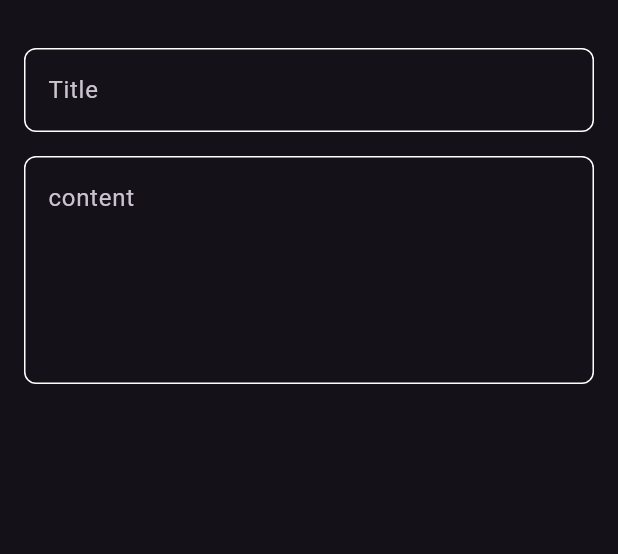
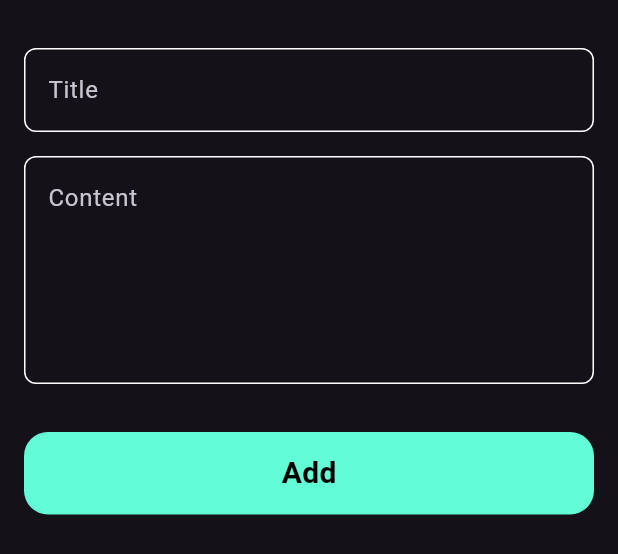
Before and after one commit to EhabGalal10/notes_app, a Flutter app: the AddNoteBottomSheet widget shown alone on an empty page, opened directly, on a phone screen of 412 x 824 dp. Shown: the top 554 px of the screen. Run offline on Flutter 3.47's test engine with Material 3 defaults, Android fonts, the phone set to English and light mode, and no system bars.

Commit message:
add custom button in bottom sheet

```diff
--- a/lib/views/widgets/add_note_bottom_sheet.dart
+++ b/lib/views/widgets/add_note_bottom_sheet.dart
@@ -1,4 +1,6 @@
 import 'package:flutter/material.dart';
+import 'package:notesapp/contants.dart';
+import 'package:notesapp/views/widgets/custom_button.dart';
 import 'package:notesapp/views/widgets/custom_text_field.dart';
 
 class AddNoteBottomSheet extends StatelessWidget {
@@ -8,6 +10,7 @@ class AddNoteBottomSheet extends StatelessWidget {
   Widget build(BuildContext context) {
     return const Padding(
       padding: EdgeInsets.symmetric(horizontal: 16),
+      child: SingleChildScrollView(
         child: Column(
           children: [
             SizedBox(
@@ -18,10 +21,18 @@ class AddNoteBottomSheet extends StatelessWidget {
               height: 16,
             ),
             CutomTextField(
-            hint: 'content',
+              hint: 'Content',
               maxLines: 5,
             ),
+            SizedBox(
+              height: 32,
+            ),
+            CustomButton(),
+            SizedBox(
+              height: 16,
+            ),
           ],
+        ),
       ),
     );
   }
--- /dev/null
+++ b/lib/views/widgets/custom_button.dart
@@ -0,0 +1,25 @@
+import 'package:flutter/material.dart';
+import 'package:notesapp/contants.dart';
+
+class CustomButton extends StatelessWidget {
+  const CustomButton({super.key});
+
+  @override
+  Widget build(BuildContext context) {
+    return Container(
+      height: 55,
+      width: MediaQuery.of(context).size.width,
+      decoration: BoxDecoration(
+        borderRadius: BorderRadius.circular(16),
+        color: KprimaryColor,
+      ),
+      child: const Center(
+        child: Text(
+          "Add",
+          style: TextStyle(
+              color: Colors.black, fontSize: 20, fontWeight: FontWeight.bold),
+        ),
+      ),
+    );
+  }
+}
```
Lines whose indentation alone changed are shown as unchanged.
